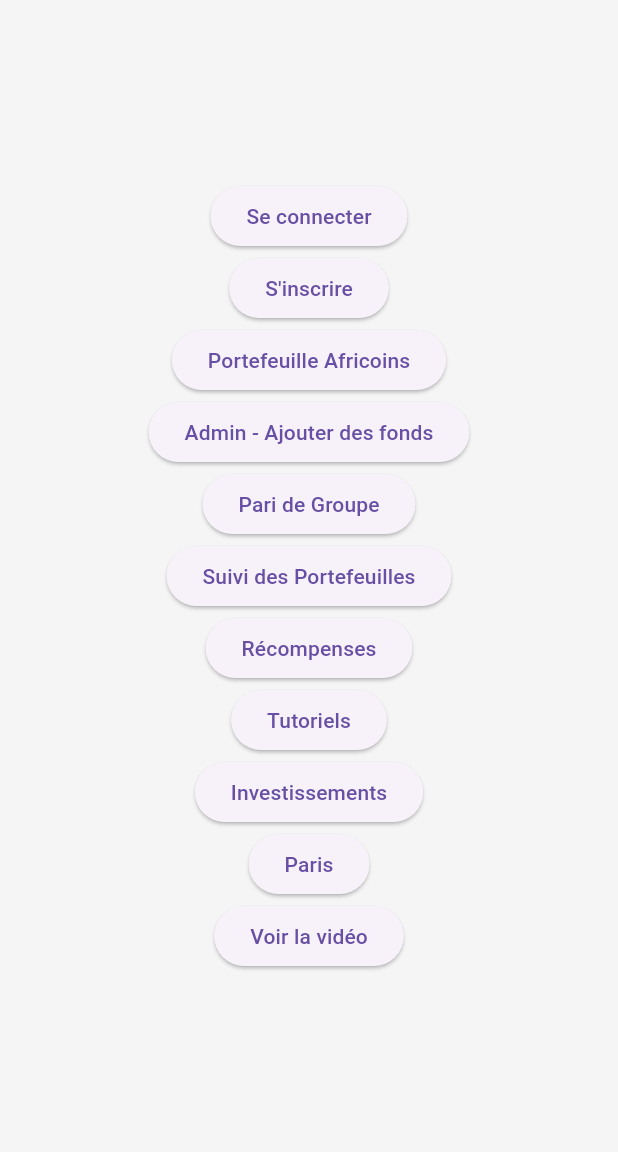
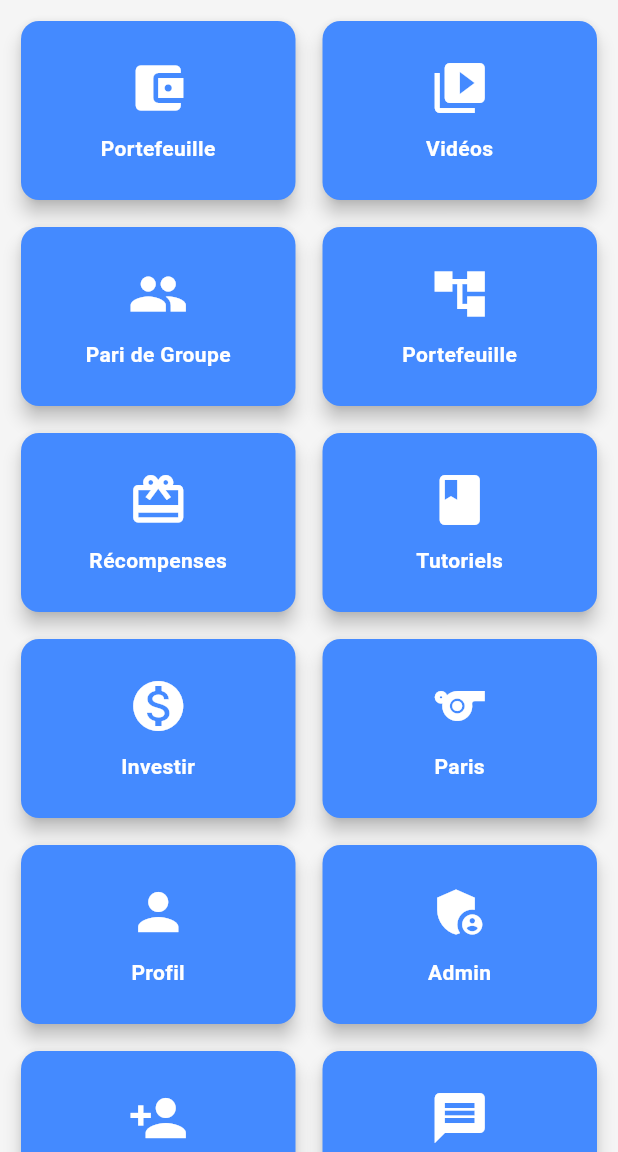
Before and after one commit to bolt457/bolt457, a Flutter app: the screen it shows once a user with an empty profile is signed in, on a phone screen of 412 x 824 dp, the part 84-1236 px from its top. Run offline on Flutter 3.47's test engine with Material 3 defaults, Android fonts, the phone set to English and light mode, and no system bars; our stand-ins replace cloud_firestore, firebase_auth, firebase_core, firebase_messaging, video_player; accounts and stored records are empty.

Commit message:
Update home_screen.dart
Signed-off-by: bolt457 <giselleboltronne@gmail.com>

```diff
--- a/lib/screens/home_screen.dart
+++ b/lib/screens/home_screen.dart
@@ -1,17 +1,23 @@
 import 'package:flutter/material.dart';
+import 'package:firebase_auth/firebase_auth.dart';
 import 'package:firebase_messaging/firebase_messaging.dart';
-import 'package:firebase_auth/firebase_auth.dart';
-import 'login_screen.dart';
-import 'signup_screen.dart';
-import 'wallet_screen.dart';
+
+// Importation des écrans avec alias pour éviter les conflits
 import 'admin_screen.dart';
-import 'video_screen.dart';
+import 'video_screen.dart' as video; // Alias pour VideoScreen
 import 'group_bet_screen.dart';
 import 'portfolio_screen.dart';
 import 'rewards_screen.dart';
 import 'tutorials_screen.dart';
 import 'invest.dart';
 import 'paris.dart';
+import 'profile_screen.dart' as profile; // Utilisation d'un alias
+import 'wallet_screen.dart';
+import 'login_screen.dart';
+import 'create_profile_screen.dart';
+import 'post_screen.dart' as post; // Alias pour PostScreen
+import 'chatbot_screen.dart'; // Importation du ChatbotScreen
+import 'game_screen.dart'; // Importation du GameScreen
 
 class HomeScreen extends StatefulWidget {
   const HomeScreen({Key? key}) : super(key: key);
@@ -53,6 +59,32 @@ class _HomeScreenState extends State<HomeScreen> {
 
   @override
   Widget build(BuildContext context) {
+    // Liste des icônes et des écrans correspondants
+    final List<Map<String, dynamic>> _menuItems = [
+      {'icon': Icons.account_balance_wallet, 'label': 'Portefeuille', 'screen': WalletScreen()},
+      {
+        'icon': Icons.video_library,
+        'label': 'Vidéos',
+        'screen': const video.VideoScreen(), // Utilisation de l'alias pour VideoScreen
+      },
+      {'icon': Icons.group, 'label': 'Pari de Groupe', 'screen': GroupBetScreen()},
+      {'icon': Icons.account_tree, 'label': 'Portefeuille', 'screen': PortfolioScreen()},
+      {'icon': Icons.card_giftcard, 'label': 'Récompenses', 'screen': RewardsScreen()},
+      {'icon': Icons.book, 'label': 'Tutoriels', 'screen': TutorialsScreen()},
+      {'icon': Icons.monetization_on, 'label': 'Investir', 'screen': InvestScreen()},
+      {'icon': Icons.sports, 'label': 'Paris', 'screen': ParisScreen()},
+      {'icon': Icons.person, 'label': 'Profil', 'screen': profile.ProfileScreen()}, // Utilisation de l'alias
+      {'icon': Icons.admin_panel_settings, 'label': 'Admin', 'screen': AdminScreen()},
+      {
+        'icon': Icons.person_add,
+        'label': 'Créer Profil',
+        'screen': CreateProfileScreen(), // Suppression du paramètre onProfileUpdated
+      },
+      {'icon': Icons.message, 'label': 'Publications', 'screen': const post.PostScreen()}, // Utilisation de l'alias pour PostScreen
+      {'icon': Icons.chat, 'label': 'Chatbot', 'screen': ChatbotScreen()}, // Ajout du ChatbotScreen
+      {'icon': Icons.gamepad, 'label': 'Jeux', 'screen': GameScreen()}, // Ajout de GameScreen
+    ];
+
     return Scaffold(
       appBar: AppBar(
         title: const Text('Afribet'),
@@ -63,121 +95,47 @@ class _HomeScreenState extends State<HomeScreen> {
           ),
         ],
       ),
-      body: Center(
+      body: GridView.builder(
+        padding: const EdgeInsets.all(10),
+        gridDelegate: const SliverGridDelegateWithFixedCrossAxisCount(
+          crossAxisCount: 2, // Nombre de colonnes
+          childAspectRatio: 3 / 2, // Ratio hauteur/largeur
+          crossAxisSpacing: 10,
+          mainAxisSpacing: 10,
+        ),
+        itemCount: _menuItems.length,
+        itemBuilder: (context, index) {
+          final item = _menuItems[index];
+          return GestureDetector(
+            onTap: () {
+              Navigator.push(
+                context,
+                MaterialPageRoute(builder: (context) => item['screen']),
+              );
+            },
+            child: Card(
+              color: Colors.blueAccent,
+              elevation: 5,
               child: Column(
                 mainAxisAlignment: MainAxisAlignment.center,
                 children: [
-            ElevatedButton(
-              onPressed: () {
-                Navigator.push(
-                  context,
-                  MaterialPageRoute(builder: (context) => const LoginScreen()),
-                );
-              },
-              child: const Text('Se connecter'),
+                  Icon(
+                    item['icon'],
+                    size: 40,
+                    color: Colors.white,
                   ),
-            ElevatedButton(
-              onPressed: () {
-                Navigator.push(
-                  context,
-                  MaterialPageRoute(builder: (context) => const SignupScreen()),
-                );
-              },
-              child: const Text('S\'inscrire'),
-            ),
-            ElevatedButton(
-              onPressed: () {
-                Navigator.push(
-                  context,
-                  MaterialPageRoute(builder: (context) => const WalletScreen()),
-                );
-              },
-              child: const Text('Portefeuille Africoins'),
-            ),
-            ElevatedButton(
-              onPressed: () {
-                Navigator.push(
-                  context,
-                  MaterialPageRoute(builder: (context) => const AdminScreen()),
-                );
-              },
-              child: const Text('Admin - Ajouter des fonds'),
-            ),
-            ElevatedButton(
-              onPressed: () {
-                Navigator.pushNamed(context, '/group_bet');
-              },
-              child: const Text('Pari de Groupe'),
-            ),
-            ElevatedButton(
-              onPressed: () {
-                Navigator.pushNamed(context, '/portfolio');
-              },
-              child: const Text('Suivi des Portefeuilles'),
-            ),
-            ElevatedButton(
-              onPressed: () {
-                Navigator.pushNamed(context, '/rewards');
-              },
-              child: const Text('Récompenses'),
-            ),
-            ElevatedButton(
-              onPressed: () {
-                Navigator.pushNamed(context, '/tutorials');
-              },
-              child: const Text('Tutoriels'),
-            ),
-            ElevatedButton(
-              onPressed: () {
-                Navigator.pushNamed(context, '/invest');
-              },
-              child: const Text('Investissements'),
-            ),
-            ElevatedButton(
-              onPressed: () {
-                Navigator.pushNamed(context, '/paris');
-              },
-              child: const Text('Paris'),
-            ),
-            ElevatedButton(
-              onPressed: () {
-                Navigator.pushNamed(context, '/video_screen'); // Bouton pour naviguer vers l'écran vidéo
-              },
-              child: const Text('Voir la vidéo'),
+                  const SizedBox(height: 10),
+                  Text(
+                    item['label'],
+                    style: const TextStyle(color: Colors.white, fontWeight: FontWeight.bold),
+                    textAlign: TextAlign.center,
                   ),
                 ],
               ),
             ),
           );
-  }
-}
-
-void main() {
-  runApp(const MyApp());
-}
-
-class MyApp extends StatelessWidget {
-  const MyApp({Key? key}) : super(key: key);
-
-  @override
-  Widget build(BuildContext context) {
-    return MaterialApp(
-      title: 'Afribet',
-      initialRoute: '/',
-      routes: {
-        '/': (context) => const HomeScreen(),
-        '/login': (context) => const LoginScreen(),
-        '/signup': (context) => const SignupScreen(),
-        '/wallet': (context) => const WalletScreen(),
-        '/admin': (context) => const AdminScreen(),
-        '/video_screen': (context) => const VideoScreen(),
-        '/group_bet': (context) => const GroupBetScreen(),
-        '/portfolio': (context) => const PortfolioScreen(),
-        '/rewards': (context) => const RewardsScreen(),
-        '/tutorials': (context) => const TutorialsScreen(),
-        '/invest': (context) => const InvestScreen(),
-        '/paris': (context) => const ParisScreen(),
         },
+      ),
     );
   }
 }
```
Lines whose indentation alone changed are shown as unchanged.
